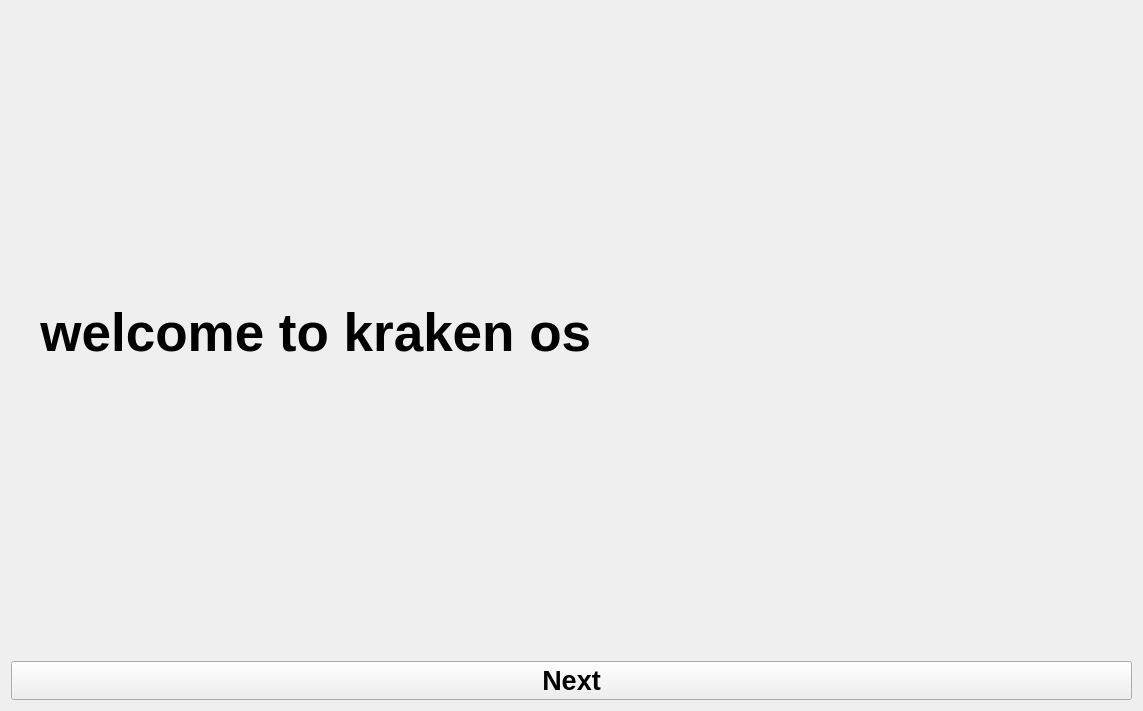
Old version of the form welcome.ui in the repository n1cef/kraken_installer.
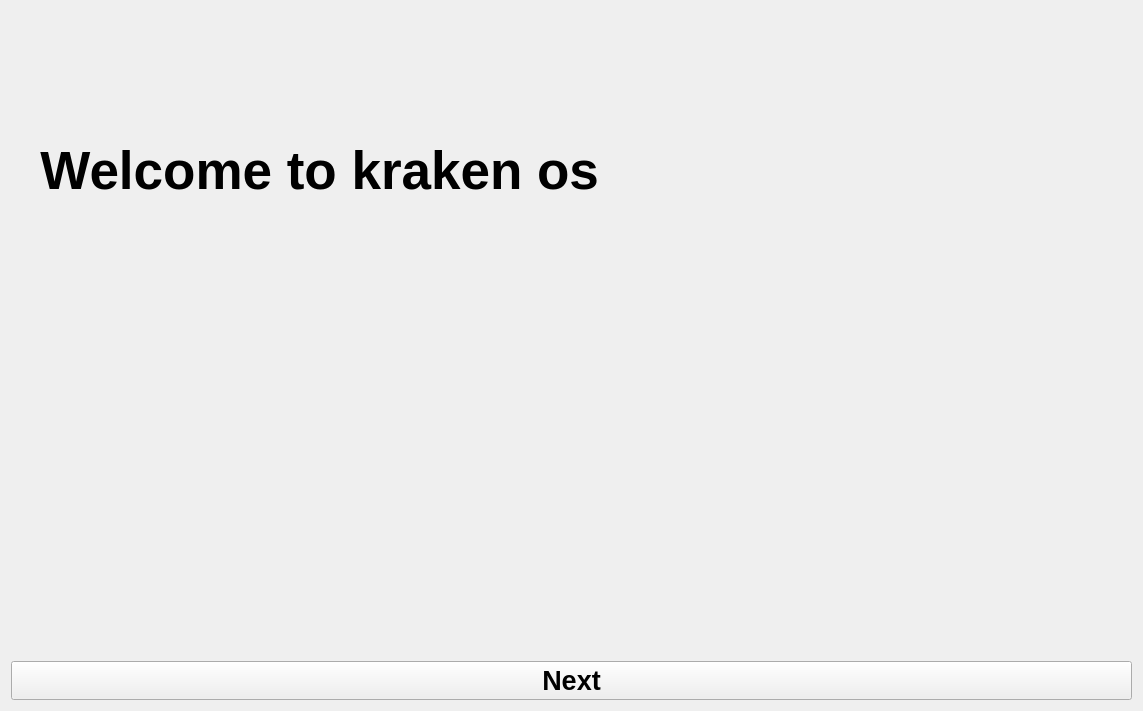
New version of the form. Icons and pictures are not drawn.

The edit to the form file:
```diff
--- a/welcome.ui
+++ b/welcome.ui
@@ -26,7 +26,20 @@
       <string notr="true">color:&quot;blue&quot;;</string>
      </property>
      <property name="text">
-      <string>  welcome to kraken os </string>
+      <string>  Welcome to kraken os </string>
+     </property>
+    </widget>
+   </item>
+   <item>
+    <widget class="QLabel" name="label_2">
+     <property name="text">
+      <string/>
+     </property>
+     <property name="pixmap">
+      <pixmap resource="resources.qrc">:/images/kraken.png</pixmap>
+     </property>
+     <property name="scaledContents">
+      <bool>true</bool>
      </property>
     </widget>
    </item>
```
Left out of the diff: 7 changed lines with no effect on the pictures.
